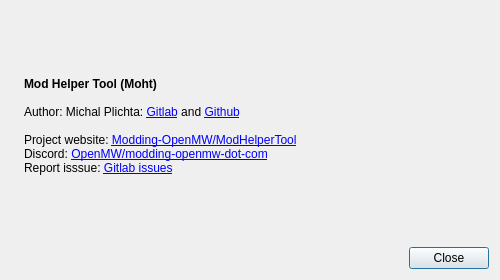
First picture: the form in moht/ui/about.ui, repository emcek/modhelpertool, before the edit.
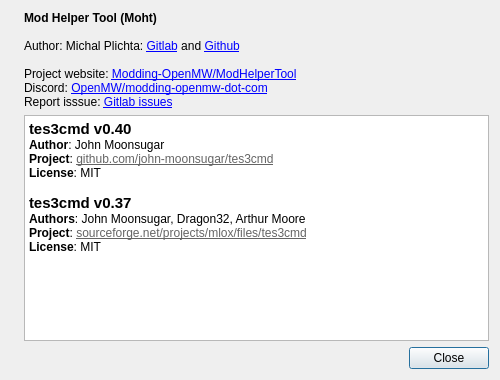
Second picture: the form after the edit. Icons and pictures are not drawn.

```diff
--- a/moht/ui/about.ui
+++ b/moht/ui/about.ui
@@ -7,7 +7,7 @@
     <x>0</x>
     <y>0</y>
     <width>500</width>
-    <height>280</height>
+    <height>380</height>
    </rect>
   </property>
   <property name="sizePolicy">
@@ -19,13 +19,13 @@
   <property name="minimumSize">
    <size>
     <width>500</width>
-    <height>280</height>
+    <height>380</height>
    </size>
   </property>
   <property name="maximumSize">
    <size>
     <width>500</width>
-    <height>280</height>
+    <height>380</height>
    </size>
   </property>
   <property name="windowTitle">
@@ -33,8 +33,41 @@
   </property>
   <layout class="QVBoxLayout" name="verticalLayout">
    <item>
-    <layout class="QHBoxLayout" name="horizontalLayout">
-     <item>
+    <layout class="QGridLayout" name="gridLayout">
+     <item row="0" column="1">
+      <widget class="QLabel" name="label">
+       <property name="text">
+        <string>&lt;html&gt;&lt;head/&gt;&lt;body&gt;&lt;p&gt;&lt;span style=&quot; font-weight:600;&quot;&gt;Mod Helper Tool (Moht)&lt;/span&gt;&lt;br/&gt;&lt;br/&gt;
+Author: Michal Plichta: &lt;a href=&quot;https://gitlab.com/emcek&quot;&gt;&lt;span style=&quot; text-decoration: underline; color:#0000ff;&quot;&gt;Gitlab&lt;/span&gt;&lt;/a&gt; and &lt;a href=&quot;https://github.com/emcek&quot;&gt;&lt;span style=&quot; text-decoration: underline; color:#0000ff;&quot;&gt;Github&lt;/span&gt;&lt;/a&gt;&lt;br/&gt;&lt;br/&gt;
+Project website: &lt;a href=&quot;https://gitlab.com/modding-openmw/modhelpertool/&quot;&gt;&lt;span style=&quot; text-decoration: underline; color:#0000ff;&quot;&gt;Modding-OpenMW/ModHelperTool&lt;/span&gt;&lt;/a&gt;&lt;br/&gt;
+Discord: &lt;a href=&quot;https://discord.gg/sKyZwumQuU&quot;&gt;&lt;span style=&quot; text-decoration: underline; color:#0000ff;&quot;&gt;OpenMW/modding-openmw-dot-com&lt;/span&gt;&lt;/a&gt;&lt;br/&gt;
+Report isssue: &lt;a href=&quot;https://gitlab.com/modding-openmw/modhelpertool/issues&quot;&gt;&lt;span style=&quot; text-decoration: underline; color:#0000ff;&quot;&gt;Gitlab issues&lt;/span&gt;&lt;/a&gt;&lt;/p&gt;&lt;/body&gt;&lt;/html&gt;</string>
+       </property>
+       <property name="openExternalLinks">
+        <bool>true</bool>
+       </property>
+      </widget>
+     </item>
+     <item row="1" column="1">
+      <widget class="QTextEdit" name="text_edit">
+       <property name="html">
+        <string>&lt;!DOCTYPE HTML PUBLIC &quot;-//W3C//DTD HTML 4.0//EN&quot; &quot;http://www.w3.org/TR/REC-html40/strict.dtd&quot;&gt;
+&lt;html&gt;&lt;head&gt;&lt;meta name=&quot;qrichtext&quot; content=&quot;1&quot; /&gt;&lt;style type=&quot;text/css&quot;&gt;
+p, li { white-space: pre-wrap; }
+&lt;/style&gt;&lt;/head&gt;&lt;body style=&quot; font-family:'Fira Sans'; font-size:10pt; font-weight:400; font-style:normal;&quot;&gt;
+&lt;p style=&quot; margin-top:0px; margin-bottom:0px; margin-left:0px; margin-right:0px; -qt-block-indent:0; text-indent:0px;&quot;&gt;&lt;span style=&quot; font-size:11pt; font-weight:600;&quot;&gt;tes3cmd v0.40&lt;/span&gt;&lt;/p&gt;
+&lt;p style=&quot; margin-top:0px; margin-bottom:0px; margin-left:0px; margin-right:0px; -qt-block-indent:0; text-indent:0px;&quot;&gt;&lt;span style=&quot; font-size:9pt; font-weight:600;&quot;&gt;Author&lt;/span&gt;&lt;span style=&quot; font-size:9pt;&quot;&gt;: John Moonsugar&lt;/span&gt;&lt;/p&gt;
+&lt;p style=&quot; margin-top:0px; margin-bottom:0px; margin-left:0px; margin-right:0px; -qt-block-indent:0; text-indent:0px;&quot;&gt;&lt;span style=&quot; font-size:9pt; font-weight:600;&quot;&gt;Project&lt;/span&gt;&lt;span style=&quot; font-size:9pt;&quot;&gt;: &lt;/span&gt;&lt;a href=&quot;https://github.com/john-moonsugar/tes3cmd&quot;&gt;&lt;span style=&quot; font-size:9pt; text-decoration: underline; color:#646464;&quot;&gt;github.com/john-moonsugar/tes3cmd&lt;/span&gt;&lt;/a&gt;&lt;/p&gt;
+&lt;p style=&quot; margin-top:0px; margin-bottom:0px; margin-left:0px; margin-right:0px; -qt-block-indent:0; text-indent:0px;&quot;&gt;&lt;span style=&quot; font-size:9pt; font-weight:600;&quot;&gt;License&lt;/span&gt;&lt;span style=&quot; font-size:9pt;&quot;&gt;: MIT&lt;/span&gt;&lt;/p&gt;
+&lt;p style=&quot;-qt-paragraph-type:empty; margin-top:0px; margin-bottom:0px; margin-left:0px; margin-right:0px; -qt-block-indent:0; text-indent:0px; font-size:9pt; font-weight:600;&quot;&gt;&lt;br /&gt;&lt;/p&gt;
+&lt;p style=&quot; margin-top:0px; margin-bottom:0px; margin-left:0px; margin-right:0px; -qt-block-indent:0; text-indent:0px;&quot;&gt;&lt;span style=&quot; font-size:11pt; font-weight:600;&quot;&gt;tes3cmd v0.37&lt;/span&gt;&lt;/p&gt;
+&lt;p style=&quot; margin-top:0px; margin-bottom:0px; margin-left:0px; margin-right:0px; -qt-block-indent:0; text-indent:0px;&quot;&gt;&lt;span style=&quot; font-size:9pt; font-weight:600;&quot;&gt;Authors&lt;/span&gt;&lt;span style=&quot; font-size:9pt;&quot;&gt;: John Moonsugar, Dragon32, Arthur Moore&lt;/span&gt;&lt;/p&gt;
+&lt;p style=&quot; margin-top:0px; margin-bottom:0px; margin-left:0px; margin-right:0px; -qt-block-indent:0; text-indent:0px;&quot;&gt;&lt;span style=&quot; font-size:9pt; font-weight:600;&quot;&gt;Project&lt;/span&gt;&lt;span style=&quot; font-size:9pt;&quot;&gt;: &lt;/span&gt;&lt;a href=&quot;https://sourceforge.net/projects/mlox/files/tes3cmd&quot;&gt;&lt;span style=&quot; font-size:9pt; text-decoration: underline; color:#646464;&quot;&gt;sourceforge.net/projects/mlox/files/tes3cmd&lt;/span&gt;&lt;/a&gt;&lt;/p&gt;
+&lt;p style=&quot; margin-top:0px; margin-bottom:0px; margin-left:0px; margin-right:0px; -qt-block-indent:0; text-indent:0px;&quot;&gt;&lt;span style=&quot; font-size:9pt; font-weight:600;&quot;&gt;License&lt;/span&gt;&lt;span style=&quot; font-size:9pt;&quot;&gt;: MIT&lt;/span&gt;&lt;/p&gt;&lt;/body&gt;&lt;/html&gt;</string>
+       </property>
+      </widget>
+     </item>
+     <item row="0" column="0" rowspan="2">
       <widget class="QLabel" name="label_2">
        <property name="sizePolicy">
         <sizepolicy hsizetype="Fixed" vsizetype="Fixed">
@@ -59,20 +92,6 @@
        </property>
       </widget>
      </item>
-     <item>
-      <widget class="QLabel" name="label">
-       <property name="text">
-        <string>&lt;html&gt;&lt;head/&gt;&lt;body&gt;&lt;p&gt;&lt;span style=&quot; font-weight:600;&quot;&gt;Mod Helper Tool (Moht)&lt;/span&gt;&lt;br/&gt;&lt;br/&gt;
-Author: Michal Plichta: &lt;a href=&quot;https://gitlab.com/emcek&quot;&gt;&lt;span style=&quot; text-decoration: underline; color:#0000ff;&quot;&gt;Gitlab&lt;/span&gt;&lt;/a&gt; and &lt;a href=&quot;https://github.com/emcek&quot;&gt;&lt;span style=&quot; text-decoration: underline; color:#0000ff;&quot;&gt;Github&lt;/span&gt;&lt;/a&gt;&lt;br/&gt;&lt;br/&gt;
-Project website: &lt;a href=&quot;https://gitlab.com/modding-openmw/modhelpertool/&quot;&gt;&lt;span style=&quot; text-decoration: underline; color:#0000ff;&quot;&gt;Modding-OpenMW/ModHelperTool&lt;/span&gt;&lt;/a&gt;&lt;br/&gt;
-Discord: &lt;a href=&quot;https://discord.gg/sKyZwumQuU&quot;&gt;&lt;span style=&quot; text-decoration: underline; color:#0000ff;&quot;&gt;OpenMW/modding-openmw-dot-com&lt;/span&gt;&lt;/a&gt;&lt;br/&gt;
-Report isssue: &lt;a href=&quot;https://gitlab.com/modding-openmw/modhelpertool/issues&quot;&gt;&lt;span style=&quot; text-decoration: underline; color:#0000ff;&quot;&gt;Gitlab issues&lt;/span&gt;&lt;/a&gt;&lt;/p&gt;&lt;/body&gt;&lt;/html&gt;</string>
-       </property>
-       <property name="openExternalLinks">
-        <bool>true</bool>
-       </property>
-      </widget>
-     </item>
     </layout>
    </item>
    <item>
```
